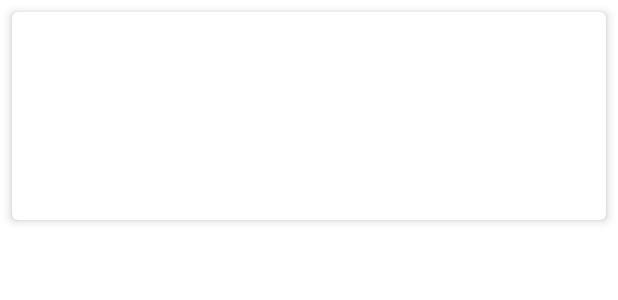
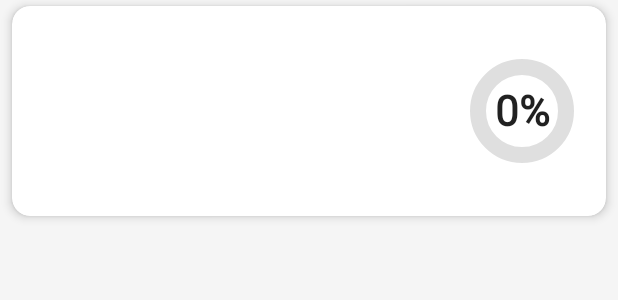
Before and after one commit to doctor-ricco/dogWalkingForecast, an Android app: the layout item_forecast.xml on its own in the app's theme, with its tools: preview values and no code run, on a phone screen of 412 x 824 dp. Shown: the top 300 px of the screen. Run offline under Robolectric (Android 15) with nearby library versions, the phone set to English and light mode, and no system bars.

Commit message:
Homescreen Layout

```diff
--- a/app/build.gradle.kts
+++ b/app/build.gradle.kts
@@ -46,5 +46,6 @@ dependencies {
     implementation("com.squareup.retrofit2:retrofit:2.9.0")
     implementation("com.squareup.retrofit2:converter-gson:2.9.0")
 
+    implementation("com.google.android.material:material:1.12.0")
 
 }
--- /dev/null
+++ b/app/src/main/java/garagem/ideias/dogwalkingforecast/view/CircularScoreView.java
@@ -0,0 +1,98 @@
+package garagem.ideias.dogwalkingforecast.view;
+
+import android.content.Context;
+import android.graphics.Canvas;
+import android.graphics.Paint;
+import android.graphics.RectF;
+import android.util.AttributeSet;
+import android.view.View;
+import androidx.core.content.ContextCompat;
+import garagem.ideias.dogwalkingforecast.R;
+
+public class CircularScoreView extends View {
+    private Paint backgroundPaint;
+    private Paint scorePaint;
+    private Paint textPaint;
+    private RectF circleRect;
+    private int score = 0;
+
+    public CircularScoreView(Context context) {
+        super(context);
+        init();
+    }
+
+    public CircularScoreView(Context context, AttributeSet attrs) {
+        super(context, attrs);
+        init();
+    }
+
+    private void init() {
+        backgroundPaint = new Paint();
+        backgroundPaint.setColor(ContextCompat.getColor(getContext(), R.color.score_background));
+        backgroundPaint.setStyle(Paint.Style.STROKE);
+        backgroundPaint.setStrokeWidth(16f);
+        backgroundPaint.setAntiAlias(true);
+
+        scorePaint = new Paint();
+        scorePaint.setStyle(Paint.Style.STROKE);
+        scorePaint.setStrokeWidth(16f);
+        scorePaint.setAntiAlias(true);
+
+        textPaint = new Paint();
+        textPaint.setColor(ContextCompat.getColor(getContext(), R.color.score_text));
+        textPaint.setTextSize(42f);
+        textPaint.setTextAlign(Paint.Align.CENTER);
+        textPaint.setAntiAlias(true);
+        textPaint.setFakeBoldText(true);
+
+        circleRect = new RectF();
+    }
+
+    @Override
+    protected void onSizeChanged(int w, int h, int oldw, int oldh) {
+        super.onSizeChanged(w, h, oldw, oldh);
+        int padding = 16;
+        circleRect.set(padding, padding, w - padding, h - padding);
+    }
+
+    public void setScore(int score) {
+        this.score = score;
+        updateScoreColor();
+        invalidate();
+    }
+
+    private void updateScoreColor() {
+        int colorResId;
+        if (score >= 90) colorResId = R.color.score_excellent;
+        else if (score >= 70) colorResId = R.color.score_good;
+        else if (score >= 50) colorResId = R.color.score_moderate;
+        else if (score >= 30) colorResId = R.color.score_poor;
+        else colorResId = R.color.score_bad;
+
+        scorePaint.setColor(ContextCompat.getColor(getContext(), colorResId));
+    }
+
+    @Override
+    protected void onDraw(Canvas canvas) {
+        super.onDraw(canvas);
+
+        // Draw background circle
+        canvas.drawArc(circleRect, 0, 360, false, backgroundPaint);
+
+        // Draw score arc
+        float sweepAngle = (score * 360) / 100f;
+        canvas.drawArc(circleRect, -90, sweepAngle, false, scorePaint);
+
+        // Draw score text
+        float centerX = circleRect.centerX();
+        float centerY = circleRect.centerY();
+        canvas.drawText(score + "%", centerX, centerY + 15, textPaint);
+    }
+
+    @Override
+    protected void onMeasure(int widthMeasureSpec, int heightMeasureSpec) {
+        int size = 120;
+        int finalSize = resolveSize(size, widthMeasureSpec);
+        setMeasuredDimension(finalSize, finalSize);
+    }
+}
--- a/app/src/main/res/layout/item_forecast.xml
+++ b/app/src/main/res/layout/item_forecast.xml
@@ -3,14 +3,15 @@
     xmlns:app="http://schemas.android.com/apk/res-auto"
     android:layout_width="match_parent"
     android:layout_height="wrap_content"
-    android:layout_margin="8dp"
-    app:cardElevation="4dp">
+    android:layout_marginHorizontal="8dp"
+    android:layout_marginVertical="4dp">
 
     <LinearLayout
         android:layout_width="match_parent"
         android:layout_height="wrap_content"
         android:orientation="horizontal"
-        android:padding="16dp">
+        android:padding="16dp"
+        android:background="?android:attr/selectableItemBackground">
 
         <LinearLayout
             android:layout_width="0dp"
@@ -22,28 +23,42 @@
                 android:id="@+id/dateText"
                 android:layout_width="wrap_content"
                 android:layout_height="wrap_content"
-                android:textStyle="bold"
-                android:textSize="18sp" />
+                android:textAppearance="?attr/textAppearanceHeadline6"
+                android:textColor="@color/text_primary"
+                android:textStyle="bold" />
 
             <TextView
                 android:id="@+id/temperatureText"
                 android:layout_width="wrap_content"
                 android:layout_height="wrap_content"
-                android:layout_marginTop="8dp" />
+                android:layout_marginTop="8dp"
+                android:textAppearance="?attr/textAppearanceBody1"
+                android:textColor="@color/text_primary" />
 
             <TextView
                 android:id="@+id/descriptionText"
                 android:layout_width="wrap_content"
                 android:layout_height="wrap_content"
-                android:layout_marginTop="8dp" />
+                android:layout_marginTop="4dp"
+                android:textAppearance="?attr/textAppearanceBody2"
+                android:textColor="@color/text_secondary" />
 
             <TextView
                 android:id="@+id/recommendationText"
                 android:layout_width="wrap_content"
                 android:layout_height="wrap_content"
                 android:layout_marginTop="8dp"
-                android:textStyle="italic" />
+                android:textAppearance="?attr/textAppearanceBody2"
+                android:textStyle="italic"
+                android:textColor="@color/text_secondary" />
         </LinearLayout>
+
+        <garagem.ideias.dogwalkingforecast.view.CircularScoreView
+            android:id="@+id/scoreView"
+            android:layout_width="80dp"
+            android:layout_height="80dp"
+            android:layout_gravity="center_vertical"
+            android:layout_marginStart="16dp" />
 
     </LinearLayout>
 
--- a/app/src/main/res/values-night/themes.xml
+++ b/app/src/main/res/values-night/themes.xml
@@ -1,16 +1,23 @@
 <resources xmlns:tools="http://schemas.android.com/tools">
     <!-- Base application theme. -->
-    <style name="Theme.DogWalkingForecast" parent="Theme.MaterialComponents.DayNight.DarkActionBar">
+    <style name="Theme.DogWalkingForecast" parent="Theme.MaterialComponents.DayNight.NoActionBar">
         <!-- Primary brand color. -->
-        <item name="colorPrimary">@color/purple_200</item>
-        <item name="colorPrimaryVariant">@color/purple_700</item>
-        <item name="colorOnPrimary">@color/black</item>
-        <!-- Secondary brand color. -->
-        <item name="colorSecondary">@color/teal_200</item>
-        <item name="colorSecondaryVariant">@color/teal_200</item>
-        <item name="colorOnSecondary">@color/black</item>
-        <!-- Status bar color. -->
-        <item name="android:statusBarColor">?attr/colorPrimaryVariant</item>
-        <!-- Customize your theme here. -->
+        <item name="colorPrimary">@color/primary_dark</item>
+        <item name="colorPrimaryDark">@color/primary</item>
+        <item name="colorAccent">@color/accent</item>
+        <item name="android:windowBackground">@color/background_dark</item>
+        <item name="android:statusBarColor">@color/primary</item>
+
+        <!-- Card Style -->
+        <item name="materialCardViewStyle">@style/App.CardView</item>
+    </style>
+
+    <style name="App.CardView" parent="Widget.MaterialComponents.CardView">
+        <item name="cardElevation">4dp</item>
+        <item name="cardCornerRadius">12dp</item>
+        <item name="cardBackgroundColor">@color/card_background_dark</item>
+        <item name="contentPadding">0dp</item>
+        <item name="android:layout_marginHorizontal">8dp</item>
+        <item name="android:layout_marginVertical">4dp</item>
     </style>
 </resources>
--- a/app/src/main/res/values/colors.xml
+++ b/app/src/main/res/values/colors.xml
@@ -1,10 +1,34 @@
 <?xml version="1.0" encoding="utf-8"?>
 <resources>
-    <color name="purple_200">#FFBB86FC</color>
-    <color name="purple_500">#FF6200EE</color>
-    <color name="purple_700">#FF3700B3</color>
-    <color name="teal_200">#FF03DAC5</color>
-    <color name="teal_700">#FF018786</color>
+    <!-- Theme Colors -->
+    <color name="primary">#FF4CAF50</color>
+    <color name="primary_dark">#FF388E3C</color>
+    <color name="accent">#FF8BC34A</color>
+
+    <!-- Card Colors -->
+    <color name="card_background">#FFFFFF</color>
+    <color name="card_background_dark">#272727</color>
+    <color name="card_shadow">#1A000000</color>
+
+    <!-- Score Colors -->
+    <color name="score_background">#20000000</color>
+    <color name="score_text">#DE000000</color>
+    <color name="score_text_dark">#DEFFFFFF</color>
+    <color name="score_excellent">#FF4CAF50</color>
+    <color name="score_good">#FF8BC34A</color>
+    <color name="score_moderate">#FFFFB300</color>
+    <color name="score_poor">#FFFF7043</color>
+    <color name="score_bad">#FFF44336</color>
+
+    <!-- Text Colors -->
+    <color name="text_primary">#DE000000</color>
+    <color name="text_primary_dark">#DEFFFFFF</color>
+    <color name="text_secondary">#99000000</color>
+    <color name="text_secondary_dark">#99FFFFFF</color>
+    <color name="background">#FFF5F5F5</color>
+    <color name="background_dark">#121212</color>
+
+    <!-- Required system colors -->
     <color name="black">#FF000000</color>
     <color name="white">#FFFFFFFF</color>
 </resources>
--- a/app/src/main/res/values/themes.xml
+++ b/app/src/main/res/values/themes.xml
@@ -1,16 +1,30 @@
 <resources xmlns:tools="http://schemas.android.com/tools">
     <!-- Base application theme. -->
-    <style name="Theme.DogWalkingForecast" parent="Theme.MaterialComponents.DayNight.DarkActionBar">
+    <style name="Theme.DogWalkingForecast" parent="Theme.MaterialComponents.DayNight.NoActionBar">
         <!-- Primary brand color. -->
-        <item name="colorPrimary">@color/purple_500</item>
-        <item name="colorPrimaryVariant">@color/purple_700</item>
-        <item name="colorOnPrimary">@color/white</item>
-        <!-- Secondary brand color. -->
-        <item name="colorSecondary">@color/teal_200</item>
-        <item name="colorSecondaryVariant">@color/teal_700</item>
-        <item name="colorOnSecondary">@color/black</item>
-        <!-- Status bar color. -->
-        <item name="android:statusBarColor">?attr/colorPrimaryVariant</item>
+        <item name="colorPrimary">@color/primary</item>
+        <item name="colorPrimaryDark">@color/primary_dark</item>
+        <item name="colorAccent">@color/accent</item>
+        <item name="android:windowBackground">@color/background</item>
+        <item name="android:statusBarColor">@color/primary_dark</item>
+
+        <!-- Card Style -->
+        <item name="materialCardViewStyle">@style/App.CardView</item>
         <!-- Customize your theme here. -->
     </style>
+
+    <style name="App.CardView" parent="Widget.MaterialComponents.CardView">
+        <item name="cardElevation">4dp</item>
+        <item name="cardCornerRadius">12dp</item>
+        <item name="cardBackgroundColor">@color/card_background</item>
+        <item name="contentPadding">0dp</item>
+        <item name="android:layout_marginHorizontal">8dp</item>
+        <item name="android:layout_marginVertical">4dp</item>
+    </style>
+
+    <style name="TextAppearance.App.Subtitle" parent="TextAppearance.MaterialComponents.Subtitle1">
+        <item name="android:textSize">14sp</item>
+        <item name="android:textColor">@android:color/white</item>
+        <item name="android:alpha">0.8</item>
+    </style>
 </resources>
```
Also changed, not shown: app/src/main/java/garagem/ideias/dogwalkingforecast/MainActivity.java (+13 -5 lines), app/src/main/java/garagem/ideias/dogwalkingforecast/adapter/ForecastAdapter.java (+11 -9 lines), app/src/main/res/layout/activity_main.xml (+27 -12 lines).
